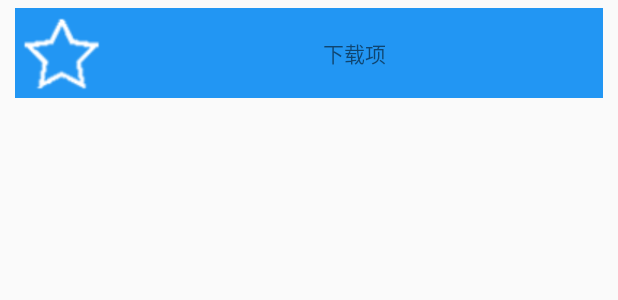
After one commit to Croxxpwn/BuaaHelper-Android, an Android app: the layout download_filelist_item.xml on its own in the app's theme, with its tools: preview values and no code run, on a phone screen of 412 x 824 dp. The commit adds this screen. Shown: the top 300 px of the screen. Run offline under Robolectric (Android 15) with nearby library versions, the phone set to English and light mode, and no system bars.

Commit message:
Add Download (View(uncompleted)+function);

```diff
--- a/app/src/main/AndroidManifest.xml
+++ b/app/src/main/AndroidManifest.xml
@@ -9,6 +9,8 @@
     <uses-permission android:name="android.permission.INTERNET" />
     <uses-permission android:name="android.permission.MOUNT_UNMOUNT_FILESYSTEMS" />
     <uses-permission android:name="android.permission.WRITE_EXTERNAL_STORAGE" />
+    <uses-permission android:name="android.permission.MOUNT_FORMAT_FILESYSTEMS" />
+    <uses-permission android:name="android.permission.READ_EXTERNAL_STORAGE" />
     <uses-permission android:name="android.permission.ACCESS_DOWNLOAD_MANAGER" />
 
     <application
--- /dev/null
+++ b/app/src/main/res/layout/download_filelist_item.xml
@@ -0,0 +1,29 @@
+<?xml version="1.0" encoding="utf-8"?>
+<LinearLayout xmlns:android="http://schemas.android.com/apk/res/android"
+    android:layout_width="match_parent"
+    android:layout_height="wrap_content"
+    android:background="#2296F3"
+    android:layout_marginLeft="10dp"
+    android:layout_marginRight="10dp"
+    android:layout_marginTop="5dp"
+    android:layout_marginBottom="5dp"
+    android:gravity="center_vertical"
+    android:orientation="horizontal">
+
+    <ImageView
+        android:layout_width="60dp"
+        android:layout_height="60dp"
+        android:adjustViewBounds="true"
+        android:scaleType="fitXY"
+        android:src="@drawable/ic_star" />
+
+    <TextView
+        android:id="@+id/downlist_item_name"
+        android:layout_width="match_parent"
+        android:layout_height="match_parent"
+        android:ellipsize="end"
+        android:gravity="center"
+        android:maxLines="1"
+        android:text="下载项" />
+
+</LinearLayout>
```
Also changed, not shown: app/src/main/java/com/ourbuaa/buaahelper/DetailActivity.java (+85 -2 lines), app/src/main/java/com/ourbuaa/buaahelper/HttpsUtils.java (+62 -0 lines), app/src/main/res/layout/activity_detail.xml (+1 -7 lines), app/src/main/res/layout/download_filelist_layout.xml (added, +37 -0 lines).
